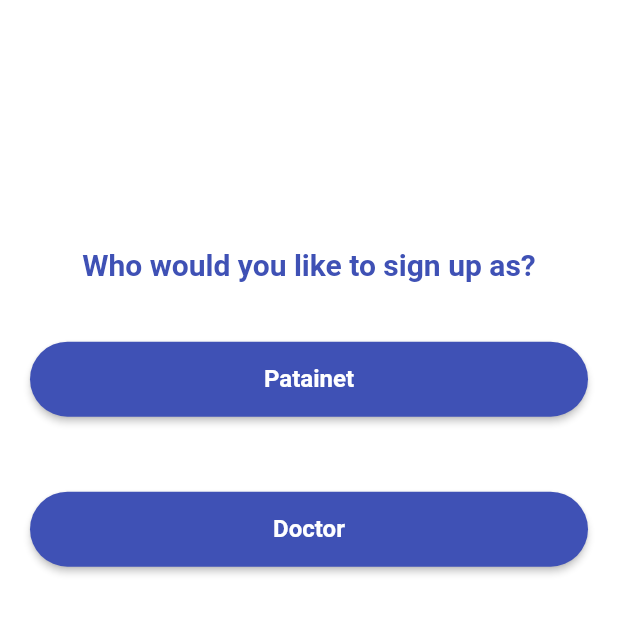
After one commit to StreetGUY32/Auth-Firebase-Flutter, a Flutter app: the screen it shows after launch, after a tap on "Sign Up", on a phone screen of 412 x 824 dp, the top half of it. The commit adds this screen. Run offline on Flutter 3.47's test engine with Material 2 defaults, Android fonts, the phone set to English and light mode, and no system bars; our stand-ins replace cloud_firestore, firebase_auth, firebase_core; accounts and stored records are empty; network calls fail.

Commit message:
Login Screen Updated

```diff
--- a/lib/main.dart
+++ b/lib/main.dart
@@ -2,6 +2,7 @@ import 'package:dbtest/firebase_options.dart';
 import 'package:dbtest/screens/mainHome.dart';
 import 'package:dbtest/screens/patient/homeScreen_p.dart';
 import 'package:dbtest/screens/patient/signin_p.dart';
+import 'package:dbtest/screens/signInScreen.dart';
 import 'package:firebase_auth/firebase_auth.dart';
 import 'package:firebase_core/firebase_core.dart';
 import 'package:flutter/material.dart';
@@ -34,7 +35,7 @@ class MyApp extends StatelessWidget {
         primarySwatch: Colors.blue,
       ),
       // home: auth.currentUser == null ? SigninScreen() : HomeScreen(),
-      home: MainHome(),
+      home: SignInScreen(),
     );
   }
 }
--- a/lib/reuseable_widgets/reuseable_widget.dart
+++ b/lib/reuseable_widgets/reuseable_widget.dart
@@ -28,18 +28,18 @@ TextFormField reuseableTextField(
     obscureText: isPasswordType,
     enableSuggestions: !isPasswordType,
     autocorrect: !isPasswordType,
-    cursorColor: Colors.white,
-    style: TextStyle(color: Colors.white.withOpacity(0.9)),
+    cursorColor: Colors.indigo,
+    style: TextStyle(color: Colors.indigo.withOpacity(0.9)),
     decoration: InputDecoration(
       prefixIcon: Icon(
         icon,
-        color: Colors.white70,
+        color: Colors.indigo,
       ),
       labelText: text,
-      labelStyle: TextStyle(color: Colors.white.withOpacity(0.9)),
+      labelStyle: TextStyle(color: Colors.indigo.withOpacity(0.9)),
       filled: true,
       floatingLabelBehavior: FloatingLabelBehavior.never,
-      fillColor: Colors.white.withOpacity(0.3),
+      fillColor: Colors.indigo.withOpacity(0.3),
       border: OutlineInputBorder(
         borderSide: BorderSide(width: 0, style: BorderStyle.none),
         borderRadius: BorderRadius.circular(30),
@@ -70,7 +70,7 @@ Container signInsignUpButton(
             if (states.contains(MaterialState.pressed)) {
               return Colors.black26;
             } else {
-              return Colors.white;
+              return Colors.indigo;
             }
           },
         ),
@@ -83,8 +83,45 @@ Container signInsignUpButton(
       child: Text(
         isLogin ? "LOG IN" : "SIGN UP",
         style: const TextStyle(
-            color: Colors.black87, fontSize: 16, fontWeight: FontWeight.bold),
+            color: Colors.white, fontSize: 16, fontWeight: FontWeight.bold),
       ),
     ),
   );
 }
+
+Container PatientAndDoc(BuildContext context, bool isP, Function onTap) {
+  return Container(
+    width: MediaQuery.of(context).size.width,
+    height: 50,
+    margin: const EdgeInsets.fromLTRB(0, 10, 0, 20),
+    decoration: BoxDecoration(
+      borderRadius: BorderRadius.circular(90),
+    ),
+    child: ElevatedButton(
+      onPressed: () {
+        onTap();
+      },
+      style: ButtonStyle(
+        backgroundColor: MaterialStateProperty.resolveWith(
+          (states) {
+            if (states.contains(MaterialState.pressed)) {
+              return Colors.black26;
+            } else {
+              return Colors.indigo;
+            }
+          },
+        ),
+        shape: MaterialStateProperty.all(
+          RoundedRectangleBorder(
+            borderRadius: BorderRadius.circular(90),
+          ),
+        ),
+      ),
+      child: Text(
+        isP ? "Patainet" : "Doctor",
+        style: const TextStyle(
+            color: Colors.white, fontSize: 16, fontWeight: FontWeight.bold),
+      ),
+    ),
+  );
+}
--- /dev/null
+++ b/lib/screens/signInScreen.dart
@@ -0,0 +1,200 @@
+import 'package:cloud_firestore/cloud_firestore.dart';
+import 'package:dbtest/screens/mainHome.dart';
+import 'package:dbtest/screens/doctor/homeScreenD.dart';
+import 'package:dbtest/screens/patient/homeScreen_p.dart';
+import 'package:dbtest/screens/signUpScreen.dart';
+import 'package:dbtest/reuseable_widgets/reuseable_widget.dart';
+import 'package:dbtest/utils/colors_utils.dart';
+import 'package:firebase_auth/firebase_auth.dart';
+import 'package:flutter/material.dart';
+
+class SignInScreen extends StatefulWidget {
+  const SignInScreen({Key? key}) : super(key: key);
+
+  @override
+  State<SignInScreen> createState() => _SignInScreenState();
+}
+
+class _SignInScreenState extends State<SignInScreen> {
+  final TextEditingController _emailTextController = TextEditingController();
+  final TextEditingController _passwordTextController = TextEditingController();
+  @override
+  Widget build(BuildContext context) {
+    return Scaffold(
+      body: Container(
+        width: MediaQuery.of(context).size.width,
+        height: MediaQuery.of(context).size.height,
+        decoration: BoxDecoration(
+          color: Colors.white,
+        ),
+        child: SingleChildScrollView(
+          child: Padding(
+            padding: EdgeInsets.fromLTRB(
+                20, MediaQuery.of(context).size.height * 0.2, 20, 0),
+            child: Column(
+              children: [
+                logoWidget("assets/images/doc.png"),
+                const SizedBox(
+                  height: 30,
+                ),
+                reuseableTextField("Enter Email", Icons.person_outline, false,
+                    _emailTextController),
+                const SizedBox(
+                  height: 20,
+                ),
+                reuseableTextField("Enter Password", Icons.lock, true,
+                    _passwordTextController),
+                const SizedBox(
+                  height: 20,
+                ),
+                signInsignUpButton(context, true, () async {
+                  await FirebaseAuth.instance
+                      .signInWithEmailAndPassword(
+                    email: _emailTextController.text,
+                    password: _passwordTextController.text,
+                  )
+                      .then((value) {
+                    // print(value);
+
+                    final userid = FirebaseAuth.instance.currentUser!.uid;
+                    print(userid);
+
+                    final doctors = FirebaseFirestore.instance
+                        .collection('Doctors')
+                        .where('D_Id', isEqualTo: userid)
+                        .get();
+
+                    final patients = FirebaseFirestore.instance
+                        .collection('Patients')
+                        .where('uid', isEqualTo: userid)
+                        .get();
+
+                    final admins = FirebaseFirestore.instance
+                        .collection('Admins')
+                        .where('uid', isEqualTo: userid)
+                        .get();
+
+                    if (doctors != null) {
+                      Navigator.push(
+                          context,
+                          MaterialPageRoute(
+                              builder: (context) => HomeScreenDoc()));
+                    } else if (patients != null) {
+                      Navigator.push(
+                          context,
+                          MaterialPageRoute(
+                              builder: (context) => HomeScreen()));
+                    } else if (admins != null) {
+                      Navigator.push(context,
+                          MaterialPageRoute(builder: (context) => MainHome()));
+                    } else {
+                      ScaffoldMessenger.of(context).showSnackBar(
+                        const SnackBar(
+                          content: Text(
+                              'User not found in database, please sign up',
+                              style: TextStyle(
+                                  fontSize: 12,
+                                  fontWeight: FontWeight.bold,
+                                  color: Colors.white)),
+                          backgroundColor: Colors.indigo,
+                          shape: Border(
+                            top: BorderSide(
+                              color: Colors.indigo,
+                              width: 2,
+                            ),
+                            bottom: BorderSide(
+                              color: Colors.indigo,
+                              width: 2,
+                            ),
+                          ),
+                        ),
+                      );
+                    }
+                  }).onError((error, stackTrace) {
+                    print("Error: ${error.toString()}");
+                    ScaffoldMessenger.of(context).showSnackBar(
+                      const SnackBar(
+                        content: Text('Something went wrong, please try again',
+                            style: TextStyle(
+                                fontSize: 12,
+                                fontWeight: FontWeight.bold,
+                                color: Colors.white)),
+                        backgroundColor: Colors.indigo,
+                        shape: Border(
+                          top: BorderSide(
+                            color: Colors.indigo,
+                            width: 2,
+                          ),
+                          bottom: BorderSide(
+                            color: Colors.indigo,
+                            width: 2,
+                          ),
+                        ),
+                      ),
+                    );
+                  });
+                  // User? docID = FirebaseAuth.instance.currentUser!;
+                  // var doc = await FirebaseFirestore.instance
+                  //     .collection('Doctor')
+                  //     .doc(docID.uid)
+                  //     .get();
+                  // var pat = await FirebaseFirestore.instance
+                  //     .collection('Patients')
+                  //     .doc(docID.uid)
+                  //     .get();
+                  // print(pat.data());
+                  // print(doc.data());
+                  // if (pat.data()!['role'] == 'patient') {
+                  //   Navigator.push(
+                  //     context,
+                  //     MaterialPageRoute(
+                  //       builder: (context) => HomeScreen(),
+                  //     ),
+                  //   );
+                  // } else if (doc.data()!['role'] == 'doctor') {
+                  //   Navigator.push(
+                  //     context,
+                  //     MaterialPageRoute(
+                  //       builder: (context) => HomeScreenDoc(),
+                  //     ),
+                  //   );
+                  // } else {
+                  //   print('hello');
+                  // }
+                }),
+                signUpOption(),
+              ],
+            ),
+          ),
+        ),
+      ),
+    );
+  }
+
+  Row signUpOption() {
+    return Row(
+      mainAxisAlignment: MainAxisAlignment.center,
+      children: [
+        const Text(
+          "Don't have an account? ",
+          style: TextStyle(
+            color: Colors.indigo,
+          ),
+        ),
+        GestureDetector(
+          onTap: () {
+            Navigator.push(context,
+                MaterialPageRoute(builder: (context) => SignUpScreen()));
+          },
+          child: const Text(
+            "Sign Up",
+            style: TextStyle(
+              color: Colors.indigo,
+              fontWeight: FontWeight.bold,
+            ),
+          ),
+        ),
+      ],
+    );
+  }
+}
--- /dev/null
+++ b/lib/screens/signUpScreen.dart
@@ -0,0 +1,76 @@
+import 'package:flutter/src/foundation/key.dart';
+import 'package:flutter/src/widgets/framework.dart';
+import 'package:dbtest/reuseable_widgets/reuseable_widget.dart';
+import 'package:dbtest/screens/patient/homeScreen_p.dart';
+import 'package:dbtest/screens/patient/signup_p.dart';
+import 'package:dbtest/utils/colors_utils.dart';
+import 'package:firebase_auth/firebase_auth.dart';
+import 'package:flutter/material.dart';
+
+import 'doctor/signup_D.dart';
+
+class SignUpScreen extends StatefulWidget {
+  const SignUpScreen({Key? key}) : super(key: key);
+
+  @override
+  State<SignUpScreen> createState() => _SignUpScreenState();
+}
+
+class _SignUpScreenState extends State<SignUpScreen> {
+  @override
+  Widget build(BuildContext context) {
+    return Scaffold(
+      body: Container(
+        width: MediaQuery.of(context).size.width,
+        height: MediaQuery.of(context).size.height,
+        decoration: BoxDecoration(
+          color: Colors.white,
+        ),
+        child: SingleChildScrollView(
+          child: Padding(
+            padding: EdgeInsets.fromLTRB(
+                20, MediaQuery.of(context).size.height * 0.2, 20, 0),
+            child: Column(
+              children: [
+                Text('Who would you like to sign up as?',
+                    style: TextStyle(
+                        color: Colors.indigo,
+                        fontSize: 20,
+                        fontWeight: FontWeight.bold)),
+                const SizedBox(
+                  height: 30,
+                ),
+                PatientAndDoc(
+                  context,
+                  true,
+                  () {
+                    Navigator.push(
+                        context,
+                        MaterialPageRoute(
+                            builder: (context) => const signUpScreen()));
+                  },
+                ),
+                const SizedBox(
+                  height: 20,
+                ),
+                PatientAndDoc(
+                  context,
+                  false,
+                  () {
+                    Navigator.push(
+                        context,
+                        MaterialPageRoute(
+                            builder: (context) => const signUpDoc()));
+                  },
+                ),
+                const SizedBox(
+                  height: 20,
+                ),
+              ],
+            ),
+          ),
+        ),
+      ),
+    );
+  }
+}
```
Also changed, not shown: lib/screens/doctor/homeScreenD.dart (+7 -6 lines), lib/screens/doctor/signup_D.dart (+13 -14 lines), lib/screens/patient/signup_p.dart (+4 -7 lines).
